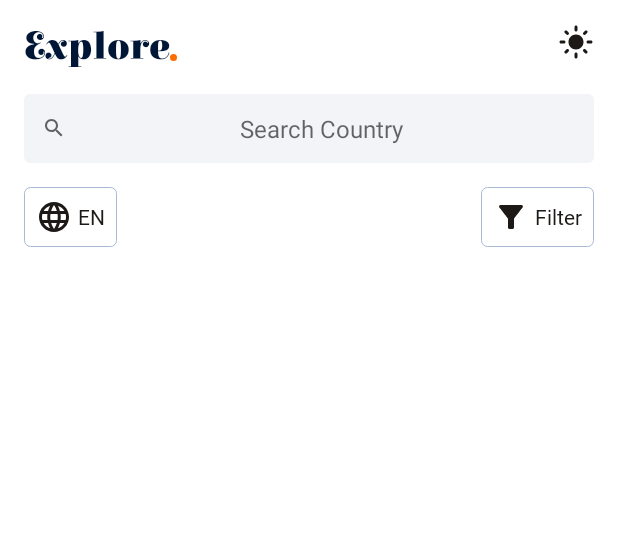
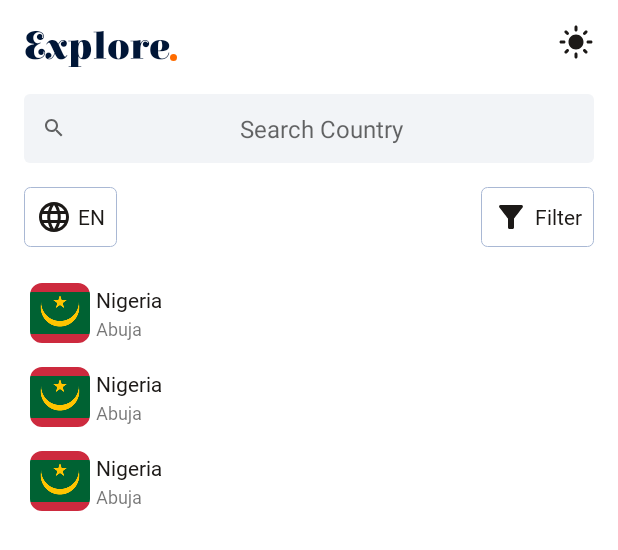
Before and after one commit to O-Thadd/HNG-Mobile-Task-3, an Android app: the layout fragment_home.xml on its own in the app's theme, with its tools: preview values and no code run, on a phone screen of 412 x 824 dp. Shown: the top 550 px of the screen. Run offline under Robolectric (Android 15) with nearby library versions, the phone set to English and light mode, and no system bars; network calls fail.

Commit message:
implemented recyclerview for home screen

```diff
--- a/app/build.gradle
+++ b/app/build.gradle
@@ -2,6 +2,7 @@ plugins {
     id 'com.android.application'
     id 'org.jetbrains.kotlin.android'
     id "androidx.navigation.safeargs"
+    id 'kotlin-kapt'
 }
 
 android {
@@ -70,5 +71,9 @@ dependencies {
     // Moshi
     implementation 'com.squareup.moshi:moshi-kotlin:1.9.3'
 
+    // Scalar
     implementation 'com.squareup.retrofit2:converter-scalars:2.9.0'
+
+    // Coil
+    implementation "io.coil-kt:coil:1.1.1"
 }
--- a/app/src/main/java/com/othadd/hngmobiletask3/HomeFragment.kt
+++ b/app/src/main/java/com/othadd/hngmobiletask3/HomeFragment.kt
@@ -20,12 +20,16 @@ class HomeFragment : Fragment() {
     ): View? {
         binding = FragmentHomeBinding.inflate(inflater, container, false)
 
+        val adapter = CountryRecyclerAdapter()
+
         binding.apply {
             lifecycleOwner = viewLifecycleOwner
             viewModel = sharedViewModel
             homeFragment = this@HomeFragment
+            countryRecyclerView.adapter = adapter
         }
 
         return binding.root
     }
+
 }
--- a/app/src/main/java/com/othadd/hngmobiletask3/network/Country.kt
+++ b/app/src/main/java/com/othadd/hngmobiletask3/models/Country.kt
@@ -1,4 +1,4 @@
-package com.othadd.hngmobiletask3.network
+package com.othadd.hngmobiletask3.models
 
 import android.util.Log
 import org.json.JSONObject
@@ -24,6 +24,10 @@ data class Country(val json: JSONObject) {
     lateinit var timezone: String
     lateinit var dialingCode: String
     lateinit var drivingSide: String
+
+    fun toUICountry(): UICountry{
+        return UICountry(name, capital, flagURL)
+    }
 
     init {
         initializeFields(json)
--- /dev/null
+++ b/app/src/main/java/com/othadd/hngmobiletask3/models/CountryAlphabetGroup.kt
@@ -0,0 +1,5 @@
+package com.othadd.hngmobiletask3.models
+
+class CountryAlphabetGroup(val alphabet: String) {
+    val countries = mutableListOf<UICountry>()
+}
--- /dev/null
+++ b/app/src/main/java/com/othadd/hngmobiletask3/models/UICountry.kt
@@ -0,0 +1,4 @@
+package com.othadd.hngmobiletask3.models
+
+data class UICountry(val name: String, val capital: String, val flagURL: String) {
+}
--- /dev/null
+++ b/app/src/main/res/drawable/loading_animation.xml
@@ -0,0 +1,5 @@
+<?xml version="1.0" encoding="utf-8"?>
+<animated-rotate xmlns:android="http://schemas.android.com/apk/res/android"
+    android:drawable="@drawable/ic_loading"
+    android:pivotX="50%"
+    android:pivotY="50%" />
--- /dev/null
+++ b/app/src/main/res/layout/country_list_item.xml
@@ -0,0 +1,75 @@
+<?xml version="1.0" encoding="utf-8"?>
+
+<layout xmlns:android="http://schemas.android.com/apk/res/android"
+    xmlns:app="http://schemas.android.com/apk/res-auto"
+    xmlns:tools="http://schemas.android.com/tools">
+
+    <data>
+
+        <variable
+            name="viewModel"
+            type="com.othadd.hngmobiletask3.ExploreViewModel" />
+
+        <variable
+            name="country"
+            type="com.othadd.hngmobiletask3.models.UICountry" />
+
+    </data>
+
+    <RelativeLayout
+        android:layout_width="match_parent"
+        android:layout_height="wrap_content"
+        >
+
+        <androidx.constraintlayout.widget.ConstraintLayout
+            android:layout_width="match_parent"
+            android:layout_height="wrap_content"
+            android:layout_marginStart="4dp"
+            android:layout_marginVertical="8dp"
+            >
+
+            <com.google.android.material.imageview.ShapeableImageView
+                android:id="@+id/flag_imageView"
+                android:layout_width="40dp"
+                android:layout_height="40dp"
+                android:scaleType="centerCrop"
+                tools:src="@drawable/test_flag"
+                imageUrl="@{country.flagURL}"
+                app:layout_constraintStart_toStartOf="parent"
+                app:layout_constraintTop_toTopOf="parent"
+                app:layout_constraintBottom_toBottomOf="parent"
+                app:shapeAppearance="@style/Image.Round"
+                />
+
+            <TextView
+                android:id="@+id/countryName_textView"
+                android:layout_width="wrap_content"
+                android:layout_height="wrap_content"
+                tools:text="Nigeria"
+                android:text="@{country.name}"
+                android:textColor="@color/explore_black"
+                android:fontFamily="@font/axiforma_medium"
+                android:layout_marginStart="4dp"
+                app:layout_constraintTop_toTopOf="parent"
+                app:layout_constraintBottom_toTopOf="@id/capital_textView"
+                app:layout_constraintStart_toEndOf="@id/flag_imageView"
+                />
+
+            <TextView
+                android:id="@+id/capital_textView"
+                android:layout_width="wrap_content"
+                android:layout_height="wrap_content"
+                tools:text="Abuja"
+                android:text="@{country.capital}"
+                android:textSize="12sp"
+                android:fontFamily="@font/axiforma_medium"
+                app:layout_constraintTop_toBottomOf="@id/countryName_textView"
+                app:layout_constraintBottom_toBottomOf="parent"
+                app:layout_constraintStart_toStartOf="@id/countryName_textView"
+                />
+
+        </androidx.constraintlayout.widget.ConstraintLayout>
+
+    </RelativeLayout>
+
+</layout>
--- a/app/src/main/res/layout/fragment_home.xml
+++ b/app/src/main/res/layout/fragment_home.xml
@@ -125,7 +125,7 @@
             <TextView
                 android:layout_width="wrap_content"
                 android:layout_height="wrap_content"
-                tools:text="Filter"
+                android:text="Filter"
                 android:layout_marginStart="4dp"
                 android:layout_gravity="center"
                 android:textColor="@color/explore_black"
@@ -133,7 +133,19 @@
 
         </LinearLayout>
 
+        <androidx.recyclerview.widget.RecyclerView
+            android:id="@+id/country_recyclerView"
+            android:layout_width="match_parent"
+            android:layout_height="0dp"
+            app:layoutManager="androidx.recyclerview.widget.LinearLayoutManager"
+            tools:listitem="@layout/country_list_item"
+            dataList="@{viewModel.countriesForRecyclerView}"
+            android:layout_marginTop="16dp"
+            app:layout_constraintStart_toStartOf="parent"
+            app:layout_constraintEnd_toEndOf="parent"
+            app:layout_constraintBottom_toBottomOf="parent"
+            app:layout_constraintTop_toBottomOf="@id/languageButton_linearLayout"/>
+
     </androidx.constraintlayout.widget.ConstraintLayout>
 
-
 </layout>
--- a/app/src/main/res/values/colors.xml
+++ b/app/src/main/res/values/colors.xml
@@ -12,4 +12,5 @@
     <color name="explore_black">#1C1917</color>
     <color name="explore_grey">#F2F4F7</color>
     <color name="explore_light_blue">#A9B8D4</color>
+    <color name="explore_grey2">#667085</color>
 </resources>
--- /dev/null
+++ b/app/src/main/res/values/rounded.imageview.xml
@@ -0,0 +1,9 @@
+<?xml version="1.0" encoding="utf-8"?>
+<resources>
+
+    <style name="Image.Round" parent="">
+        <item name="cornerSize">8dp</item>
+        <item name="cornerFamily">rounded</item>
+    </style>
+
+</resources>
```
Also changed, not shown: app/src/main/java/com/othadd/hngmobiletask3/CountryRecyclerAdapter.kt (added, +60 -0 lines), app/src/main/java/com/othadd/hngmobiletask3/ExploreViewModel.kt (+49 -7 lines), app/src/main/java/com/othadd/hngmobiletask3/util/BindingAdapters.kt (added, +27 -0 lines), app/src/main/java/com/othadd/hngmobiletask3/util/utils.kt (+7 -0 lines), app/src/main/res/drawable/ic_broken_image.xml (added, +10 -0 lines), app/src/main/res/drawable/ic_loading.xml (added, +10 -0 lines), app/src/main/res/layout/alphabet_list_item.xml (added, +36 -0 lines), app/src/main/res/drawable/test_flag.png (added).
